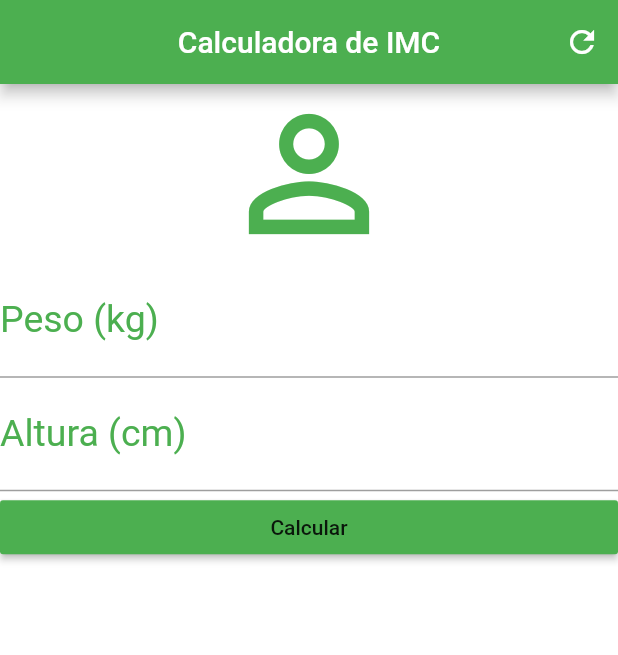
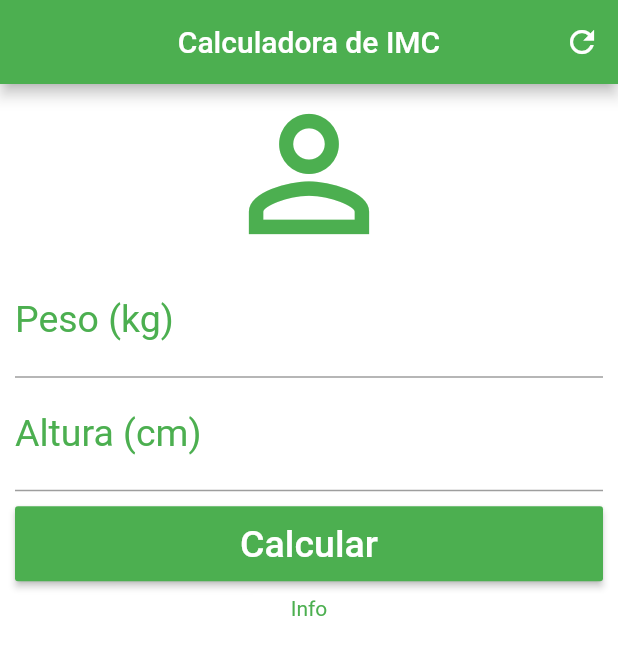
Before and after one commit to jardesonarlindo/Calculadora_IMC_Flutter, a Flutter app: the screen it shows after launch, on a phone screen of 412 x 824 dp. Shown: the top 655 px of the screen. Run offline on Flutter 3.47's test engine with Material 2 defaults, Android fonts, the phone set to English and light mode, and no system bars.

Commit message:
Aula 03 Concluida

```diff
--- a/lib/main.dart
+++ b/lib/main.dart
@@ -25,7 +25,9 @@ class _HomeState extends State<Home> {
           ],
         ),
         backgroundColor: Colors.white,
-      body: Column(
+        body: SingleChildScrollView(
+          padding: EdgeInsets.fromLTRB(10.0, 0.0, 10.0, 0.0),
+          child: Column(
             crossAxisAlignment: CrossAxisAlignment.stretch,
             children: <Widget>[
               Icon(Icons.person_outline, size: 120.0, color: Colors.green),
@@ -48,13 +50,29 @@ class _HomeState extends State<Home> {
                 style: TextStyle(color: Colors.green, fontSize: 25.0),
               ),
 
-          RaisedButton(
-              onPressed: (){},
-              child: Text("Calcular"),
+              Padding(
+                  padding: EdgeInsets.only(top: 10.0, bottom: 10.0),
+                  child: Container(
+                    height: 50.0,
+                    child: RaisedButton(
+                      onPressed: () {},
+                      child: Text(
+                        "Calcular",
+                        style: TextStyle(color: Colors.white, fontSize: 25.0),
+                      ),
                       color: Colors.green,
                     ),
+                  )
+              ),
+
+              Text(
+                "Info",
+                textAlign: TextAlign.center,
+                style: TextStyle(color: Colors.green),
+              )
             ],
           ),
+        )
     );
   }
 }
```
Lines whose indentation alone changed are shown as unchanged.
